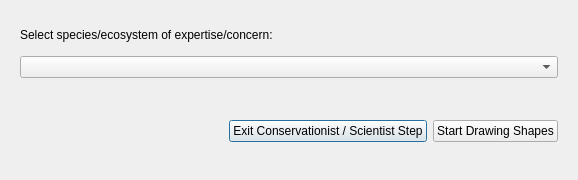
Above: cobi_loreto/Interview/selectconsscience.ui from Ecotrust/openoceanmap-desktop before the change. Below: the same form after it.
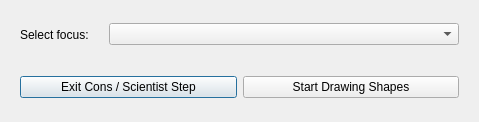
That is the form after the change.

What changed in the file:
```diff
--- a/cobi_loreto/Interview/selectconsscience.ui
+++ b/cobi_loreto/Interview/selectconsscience.ui
@@ -6,8 +6,8 @@
    <rect>
     <x>0</x>
     <y>0</y>
-    <width>578</width>
-    <height>180</height>
+    <width>479</width>
+    <height>122</height>
    </rect>
   </property>
   <property name="windowTitle" >
@@ -16,11 +16,11 @@
   <layout class="QVBoxLayout" >
    <item>
     <widget class="QWidget" native="1" name="widget" >
-     <layout class="QVBoxLayout" >
+     <layout class="QHBoxLayout" >
       <item>
        <widget class="QLabel" name="fishery_text" >
         <property name="text" >
-         <string>Select species/ecosystem of expertise/concern:</string>
+         <string>Select focus:</string>
         </property>
        </widget>
       </item>
@@ -28,10 +28,16 @@
        <widget class="QComboBox" name="comboBox" >
         <property name="maximumSize" >
          <size>
-          <width>700</width>
+          <width>350</width>
           <height>16777215</height>
          </size>
         </property>
+        <property name="layoutDirection" >
+         <enum>Qt::LeftToRight</enum>
+        </property>
+        <property name="sizeAdjustPolicy" >
+         <enum>QComboBox::AdjustToContents</enum>
+        </property>
         <item>
          <property name="text" >
           <string/>
@@ -90,23 +96,10 @@
    <item>
     <widget class="QWidget" native="1" name="widget_2" >
      <layout class="QHBoxLayout" >
-      <item>
-       <spacer>
-        <property name="orientation" >
-         <enum>Qt::Horizontal</enum>
-        </property>
-        <property name="sizeHint" >
-         <size>
-          <width>40</width>
-          <height>20</height>
-         </size>
-        </property>
-       </spacer>
-      </item>
       <item>
        <widget class="QPushButton" name="pbnFinished" >
         <property name="text" >
-         <string>Exit Conservationist / Scientist Step</string>
+         <string>Exit Cons / Scientist Step</string>
         </property>
        </widget>
       </item>
```
